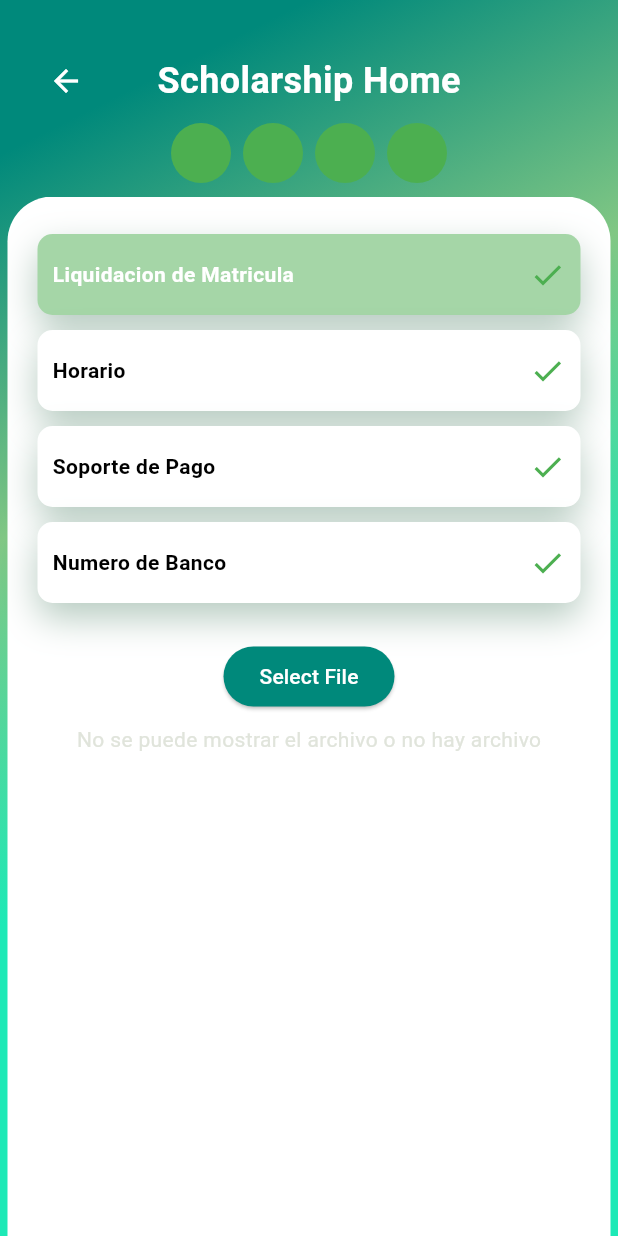
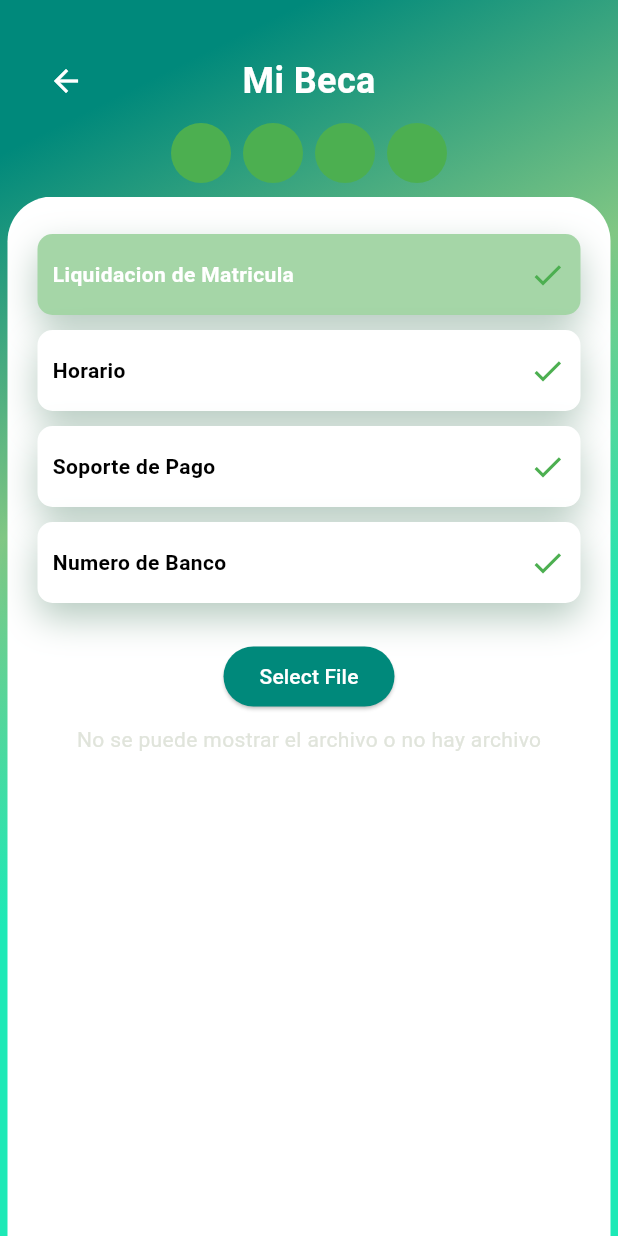
Before and after one commit to cicm4/FCCApp, a Flutter app: the ScholarshipHome screen opened by its route, after a tap on "Liquidacion de Matricula", on a phone screen of 412 x 824 dp. Run offline on Flutter 3.47's test engine with Material 3 defaults, Android fonts, the phone set to English and light mode, and no system bars; our stand-ins replace animate_do, cloud_firestore, file_picker, firebase_auth, firebase_core, firebase_storage and 1 more; missing offline and left inert: firebase_app_check, flutter_pdfview, syncfusion_flutter_pdf; accounts and stored records are empty; network calls fail; Roboto replaces fonts that are missing (Montserrat).

```diff
--- a/lib/pages/home/home.dart
+++ b/lib/pages/home/home.dart
@@ -53,9 +53,9 @@ class _HomeState extends State<Home> {
             begin: Alignment.topLeft,
             end: Alignment.bottomRight,
             colors: [
-              Color(0xFF0b512d),
-              Color(0xFFe6e6e3),
-              Color(0xFF22c0c6),
+              Color.fromRGBO(0, 137, 123, 1),
+              Color.fromRGBO(129, 199, 132, 1),
+              Color.fromRGBO(29, 233, 182, 1),
             ],
           ),
         ),
--- a/lib/pages/scholarships/file_preview_home.dart
+++ b/lib/pages/scholarships/file_preview_home.dart
@@ -11,12 +11,14 @@ class FilePreview extends StatefulWidget {
   final UrlFileType fileType;
   final ScholarshipService scholarshipService;
   final StorageService storageService;
+  final bool isBankAccountFile;
 
   const FilePreview({
     super.key,
     required this.fileType,
     required this.scholarshipService,
     required this.storageService,
+    required this.isBankAccountFile,
   });
 
   @override
@@ -56,8 +58,13 @@ class _FilePreviewState extends State<FilePreview> {
           String mimeType = lookupMimeType('', headerBytes: data) ?? '';
 
           if (data == null) {
+            if(widget.fileType == UrlFileType.bankaccount && !widget.isBankAccountFile){
+              return const Text(''
+                );
+            } else {
             return const Text(
-                'No se puede mostrar el archivo o no hay archivo');
+                'No se puede mostrar el archivo o no hay archivo', style: TextStyle(color: Color.fromRGBO(117, 117, 117, 1)));
+            }
           } else if (mimeType.startsWith('image/')) {
             return Image.memory(data);
           } else if (mimeType == 'application/pdf') {
--- a/lib/pages/scholarships/scholarship_home.dart
+++ b/lib/pages/scholarships/scholarship_home.dart
@@ -70,7 +70,7 @@ class _ScholarshipHomeState extends State<ScholarshipHome> {
                           },
                         ),
                         const Text(
-                          "Scholarship Home",
+                          "Mi Beca",
                           style: TextStyle(
                             fontFamily: 'Montserrat',
                             color: Colors.white,
@@ -226,6 +226,7 @@ class _ScholarshipHomeState extends State<ScholarshipHome> {
                       fileType: selectedFileType!,
                       scholarshipService: scholarshipService,
                       storageService: widget.st,
+                      isBankAccountFile: isBankAccountFile,
                     )
                   : const Center(
                       child: Text(
@@ -379,7 +380,7 @@ class _ScholarshipHomeState extends State<ScholarshipHome> {
         Visibility(
           visible: selectedFileType == UrlFileType.bankaccount,
           child: SwitchListTile(
-            title: const Text('Switch to URL file type'),
+            title: const Text('Subir archivo', style: TextStyle(color: Color.fromRGBO(66, 66, 66, 1))),
             value: isBankAccountFile,
             onChanged: (bool value) {
               setState(() {
```
